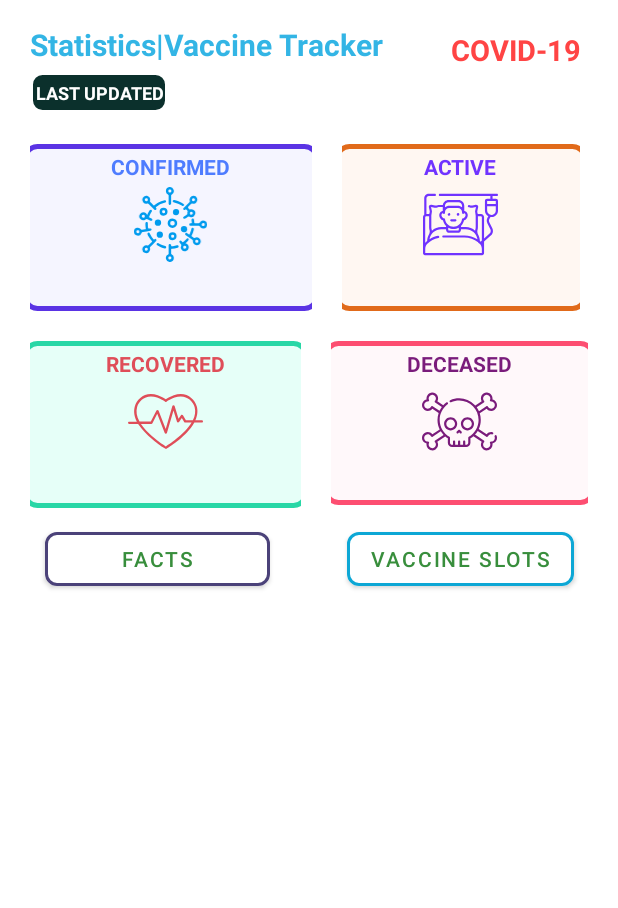
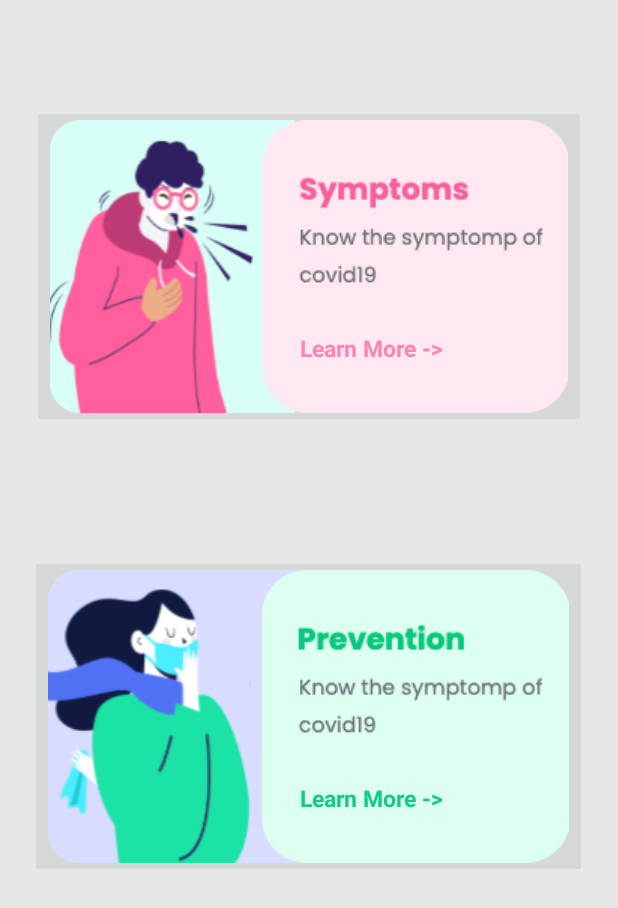
Before and after one commit to PreetishNiket/Covid19Tracker, an Android app: the screen it shows after launch (MainActivity before the commit, FactsActivity after it), after a tap on "FACTS", on a phone screen of 412 x 824 dp. Shown: the top 908 px of the screen. Run offline under Robolectric (Android 15) with nearby library versions, the phone set to English and light mode, and no system bars; network calls fail; 1 statement that could not run was skipped.

Commit message:
Facts Screen Added Next: ViewPager,Spotlight

```diff
--- a/app/src/main/AndroidManifest.xml
+++ b/app/src/main/AndroidManifest.xml
@@ -11,8 +11,10 @@
         android:roundIcon="@mipmap/ic_launcher_round"
         android:supportsRtl="true"
         android:theme="@style/AppTheme">
-        <activity android:name=".VaccineActivity"
-            android:screenOrientation="portrait"/>
+        <activity android:name=".FactsActivity"></activity>
+        <activity
+            android:name=".VaccineActivity"
+            android:screenOrientation="portrait" />
         <activity
             android:name=".SplashScreenActivity"
             android:screenOrientation="portrait">
--- /dev/null
+++ b/app/src/main/java/com/example/covid19tracker/FactsActivity.kt
@@ -0,0 +1,11 @@
+package com.example.covid19tracker
+
+import androidx.appcompat.app.AppCompatActivity
+import android.os.Bundle
+
+class FactsActivity : AppCompatActivity() {
+    override fun onCreate(savedInstanceState: Bundle?) {
+        super.onCreate(savedInstanceState)
+        setContentView(R.layout.activity_facts)
+    }
+}
--- a/app/src/main/java/com/example/covid19tracker/MainActivity.kt
+++ b/app/src/main/java/com/example/covid19tracker/MainActivity.kt
@@ -7,6 +7,7 @@ import android.view.LayoutInflater
 import android.view.View
 import android.view.animation.AnimationUtils
 import android.widget.AbsListView
+import android.widget.Button
 
 import com.example.covid19tracker.dataClass.Response
 import com.example.covid19tracker.dataClass.StatewiseItem
@@ -36,7 +37,7 @@ class MainActivity : AppCompatActivity() {
             startActivity(Intent(this,VaccineActivity::class.java))
         }
         facts.setOnClickListener {
-//            startActivity(Intent(this,FactsActivity::class.java))
+            startActivity(Intent(this,FactsActivity::class.java))
         }
         list.addHeaderView(
             LayoutInflater.from(this)
--- /dev/null
+++ b/app/src/main/res/layout/activity_facts.xml
@@ -0,0 +1,46 @@
+<?xml version="1.0" encoding="utf-8"?>
+<RelativeLayout
+    xmlns:android="http://schemas.android.com/apk/res/android"
+    xmlns:tools="http://schemas.android.com/tools"
+    android:layout_width="match_parent"
+    android:layout_height="match_parent"
+    android:background="#E7E7E8"
+    tools:context=".FactsActivity">
+
+    <ImageButton
+        android:layout_width="wrap_content"
+        android:layout_height="wrap_content"
+        android:src="@drawable/symptoms"
+        android:layout_marginTop="70dp"
+        android:layout_centerHorizontal="true"/>
+
+    <TextView
+        android:id="@+id/symp_tv"
+        android:layout_width="115dp"
+        android:layout_height="wrap_content"
+        android:layout_marginStart="200dp"
+        android:layout_marginTop="221dp"
+        android:background="#FFE8F1"
+        android:text="Learn More ->"
+        android:textColor="#FC86B0"
+        android:textSize="15sp"
+        android:textStyle="bold" />
+    <ImageButton
+        android:layout_width="wrap_content"
+        android:layout_height="wrap_content"
+        android:src="@drawable/preventions"
+        android:layout_marginTop="370dp"
+        android:layout_centerHorizontal="true"/>
+    <TextView
+        android:id="@+id/preven_tv"
+        android:layout_width="115dp"
+        android:layout_height="wrap_content"
+        android:layout_marginStart="200dp"
+        android:layout_marginTop="521dp"
+        android:background="#DCFFF1"
+        android:text="Learn More ->"
+        android:textColor="#14CB82"
+        android:textSize="15sp"
+        android:textStyle="bold" />
+
+</RelativeLayout>
```
Also changed, not shown: app/src/main/res/drawable/preventions.png (added), app/src/main/res/drawable/symptoms.png (added).
